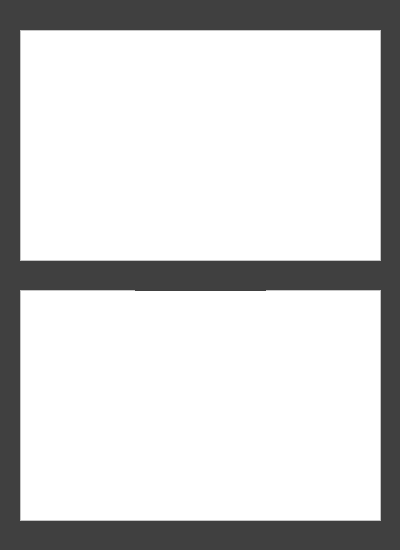
Qt form PeaceMakerGUI/detailedalertwindow.ui (D4stiny/PeaceMaker) before a commit.
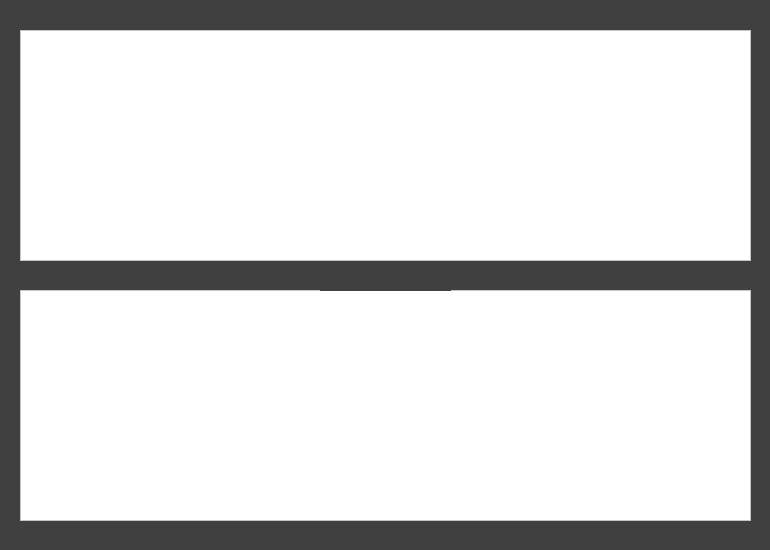
The same form after that commit. Icons and pictures are not drawn.

Diff of the .ui file:
```diff
--- a/PeaceMakerGUI/detailedalertwindow.ui
+++ b/PeaceMakerGUI/detailedalertwindow.ui
@@ -6,7 +6,7 @@
    <rect>
     <x>0</x>
     <y>0</y>
-    <width>400</width>
+    <width>770</width>
     <height>550</height>
    </rect>
   </property>
@@ -31,7 +31,7 @@
     <rect>
      <x>20</x>
      <y>30</y>
-     <width>361</width>
+     <width>731</width>
      <height>231</height>
     </rect>
    </property>
@@ -44,7 +44,7 @@
     <rect>
      <x>20</x>
      <y>290</y>
-     <width>361</width>
+     <width>731</width>
      <height>231</height>
     </rect>
    </property>
@@ -55,7 +55,7 @@
   <widget class="QLabel" name="AlertStackHistoryLabel">
    <property name="geometry">
     <rect>
-     <x>135</x>
+     <x>320</x>
      <y>270</y>
      <width>131</width>
      <height>21</height>
@@ -68,7 +68,7 @@
   <widget class="QLabel" name="label">
    <property name="geometry">
     <rect>
-     <x>155</x>
+     <x>345</x>
      <y>10</y>
      <width>87</width>
      <height>17</height>
```
